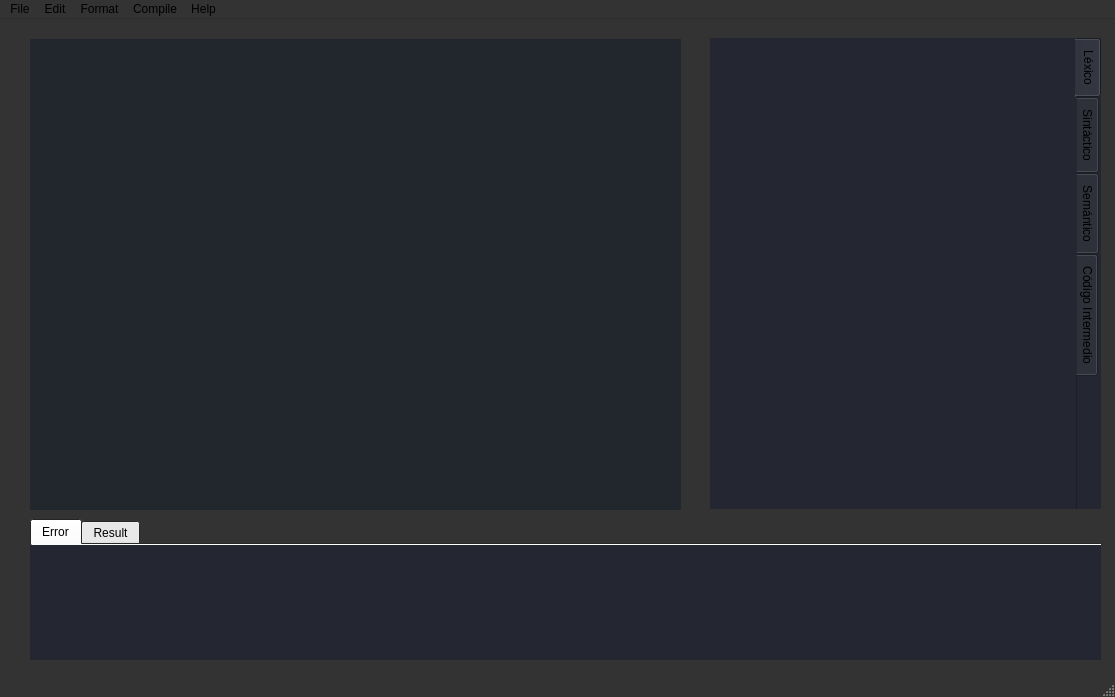
Old version of the form IDE.ui in the repository Francisco-GL/compilador.
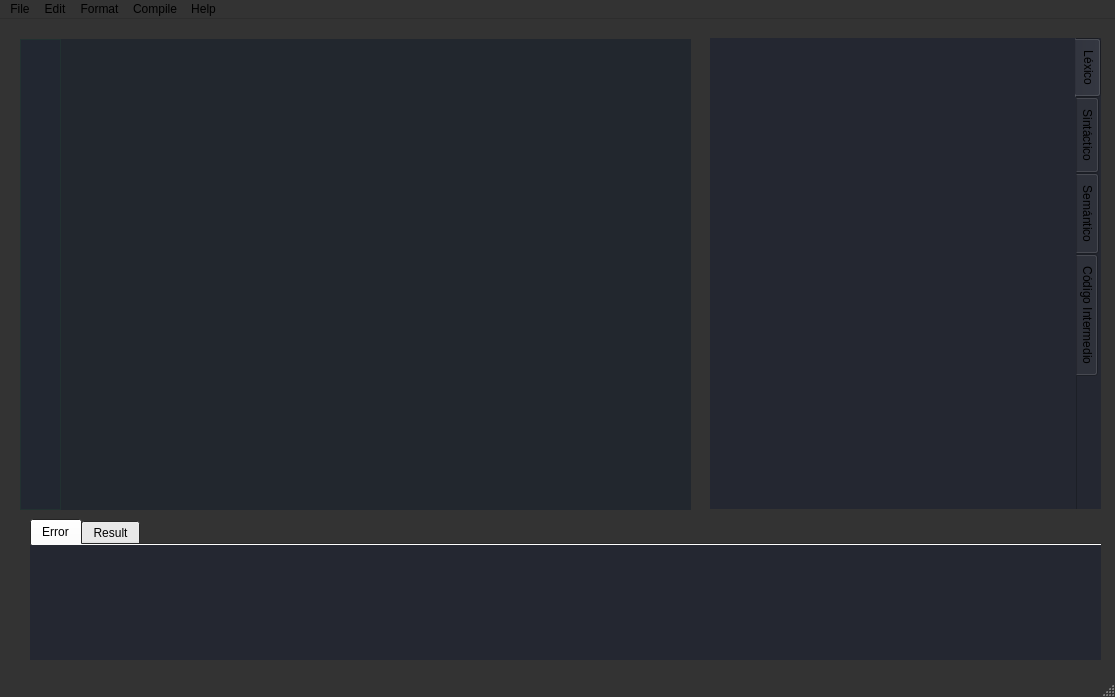
New version of the form.

```diff
--- a/IDE.ui
+++ b/IDE.ui
@@ -183,9 +183,9 @@
    <widget class="QPlainTextEdit" name="plainTextEditCode">
     <property name="geometry">
      <rect>
-      <x>30</x>
+      <x>60</x>
       <y>20</y>
-      <width>651</width>
+      <width>631</width>
       <height>471</height>
      </rect>
     </property>
@@ -1416,6 +1416,32 @@
      </widget>
     </widget>
    </widget>
+   <widget class="QTextEdit" name="textEditLineNumber">
+    <property name="enabled">
+     <bool>true</bool>
+    </property>
+    <property name="geometry">
+     <rect>
+      <x>20</x>
+      <y>20</y>
+      <width>41</width>
+      <height>471</height>
+     </rect>
+    </property>
+    <property name="font">
+     <font>
+      <pointsize>10</pointsize>
+     </font>
+    </property>
+    <property name="styleSheet">
+     <string notr="true">background-color: rgb(34, 39, 49);
+color: rgb(187,187,187);
+border: 0.5px solid rgb(34, 49, 49);</string>
+    </property>
+    <property name="verticalScrollBarPolicy">
+     <enum>Qt::ScrollBarAsNeeded</enum>
+    </property>
+   </widget>
   </widget>
   <widget class="QStatusBar" name="statusbar"/>
   <widget class="QMenuBar" name="menubar">
```
Left out of the diff: 42 changed lines with no effect on the pictures.
